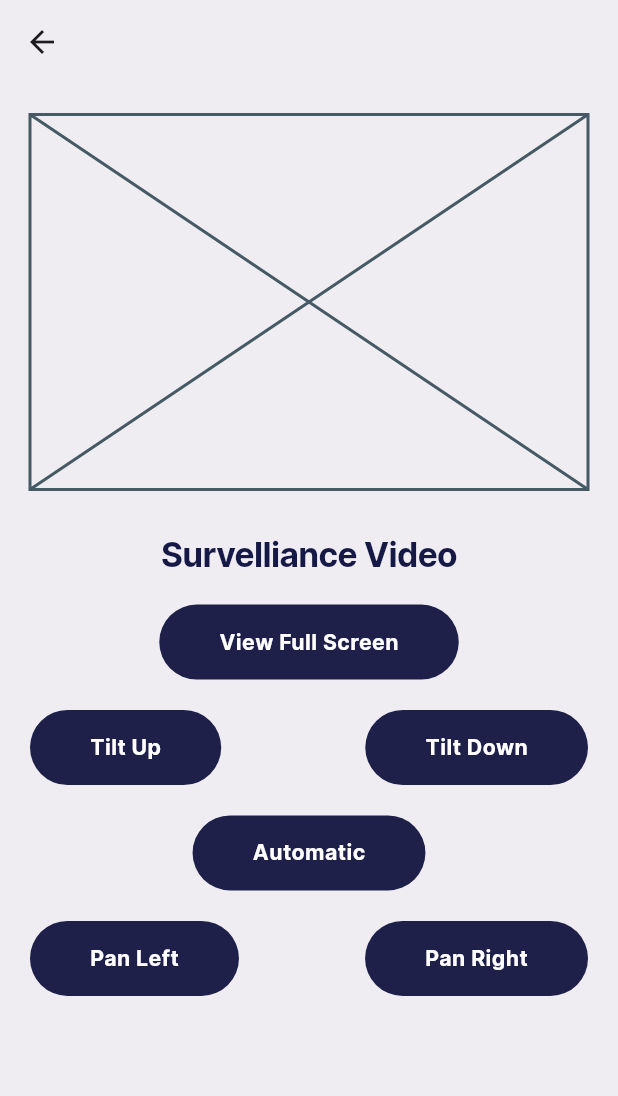
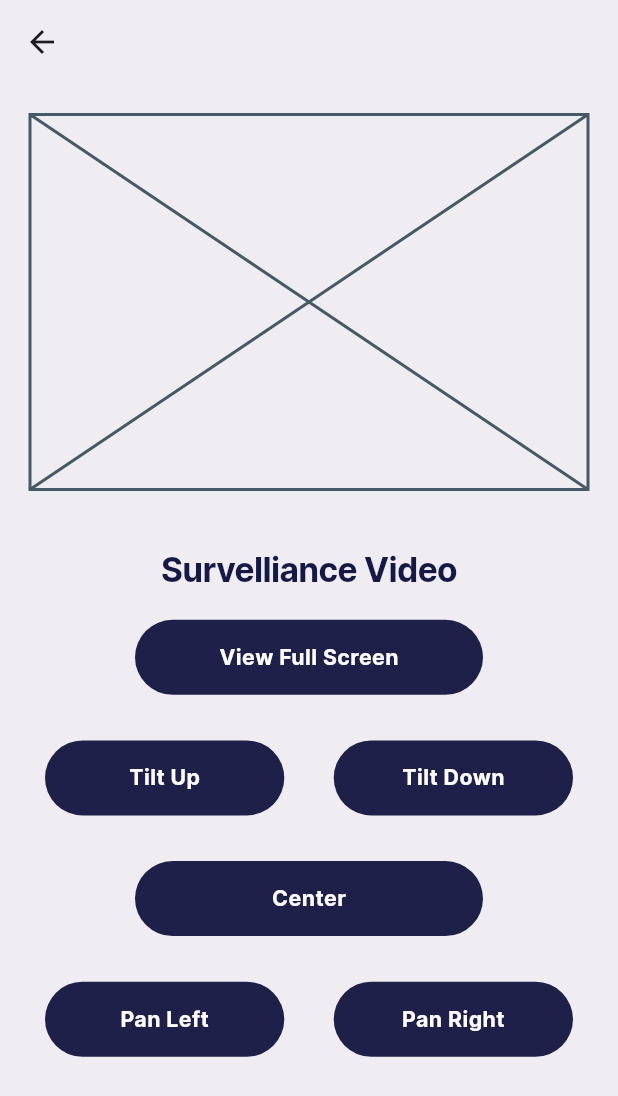
Before and after one commit to maraz-dev/illumin_eye_mobile, a Flutter app: the screen it shows after launch, after a tap on "Surveillance Video", on a phone screen of 412 x 824 dp. Shown: the top 1096 px of the screen. Run offline on Flutter 3.47's test engine with Material 3 defaults, Android fonts, the phone set to English and light mode, and no system bars; our stand-ins replace flutter_screenutil, flutter_spinkit.

Commit message:
fix: button fixes plus circular progress indicator

```diff
--- a/lib/views/features/home_screen.dart
+++ b/lib/views/features/home_screen.dart
@@ -28,16 +28,23 @@ class HomeScreen extends StatelessWidget {
               style: Theme.of(context).textTheme.displayMedium,
             ),
             SizedBox(height: 50.h),
+            Padding(
+              padding: const EdgeInsets.symmetric(horizontal: 30),
+              child: Column(
+                children: [
                   MainButton(
                     text: 'Streetlight Control',
-              onPressed: () =>
-                  Navigator.of(context).pushNamed(StreetlightScreen.routeName),
+                    onPressed: () => Navigator.of(context)
+                        .pushNamed(StreetlightScreen.routeName),
                   ),
                   SizedBox(height: 20.h),
                   MainButton(
                     text: 'Surveillance Video',
-              onPressed: () =>
-                  Navigator.of(context).pushNamed(SurvellianceScreen.routeName),
+                    onPressed: () => Navigator.of(context)
+                        .pushNamed(SurvellianceScreen.routeName),
+                  ),
+                ],
+              ),
             ),
           ],
         ),
--- a/lib/views/features/streetlight_screen.dart
+++ b/lib/views/features/streetlight_screen.dart
@@ -35,11 +35,18 @@ class _StreetlightScreenState extends State<StreetlightScreen> {
               style: Theme.of(context).textTheme.displayMedium,
             ),
             SizedBox(height: 50.h),
-            const MainButton(text: 'Turn On', padding: 40),
-            SizedBox(height: 20.h),
-            const MainButton(text: 'Turn Off', padding: 40),
-            SizedBox(height: 20.h),
-            const MainButton(text: 'Automatic', padding: 40),
+            Padding(
+              padding: const EdgeInsets.symmetric(horizontal: 90),
+              child: Column(
+                children: [
+                  const MainButton(text: 'Turn On', padding: 40),
+                  SizedBox(height: 20.h),
+                  const MainButton(text: 'Turn Off', padding: 40),
+                  SizedBox(height: 20.h),
+                  const MainButton(text: 'Automatic', padding: 40),
+                ],
+              ),
+            ),
           ],
         ),
       )),
--- a/lib/views/features/survelliance_screen.dart
+++ b/lib/views/features/survelliance_screen.dart
@@ -1,4 +1,6 @@
+import 'package:flutter/cupertino.dart';
 import 'package:flutter/material.dart';
+import 'package:flutter/widgets.dart';
 import 'package:flutter_screenutil/flutter_screenutil.dart';
 import 'package:illumin_eye_mobile/views/widgets/main_button.dart';
 
@@ -28,31 +30,48 @@ class _SurvellianceScreenState extends State<SurvellianceScreen> {
               const Placeholder(
                 fallbackHeight: 250,
               ),
-              SizedBox(height: 30.h),
+              SizedBox(height: 40.h),
               Text(
                 "Survelliance Video",
                 textAlign: TextAlign.center,
                 style: Theme.of(context).textTheme.displayMedium,
               ),
               SizedBox(height: 20.h),
-              const MainButton(text: 'View Full Screen', padding: 40),
-              SizedBox(height: 20.h),
-              const Row(
+
+              // Buttons
+              Padding(
+                padding: const EdgeInsets.symmetric(horizontal: 10),
+                child: Column(
+                  children: [
+                    const Padding(
+                      padding: EdgeInsets.symmetric(horizontal: 60),
+                      child: MainButton(text: 'View Full Screen'),
+                    ),
+                    SizedBox(height: 30.h),
+                    Row(
                       mainAxisAlignment: MainAxisAlignment.spaceBetween,
                       children: [
-                  MainButton(text: 'Tilt Up', padding: 40),
-                  MainButton(text: 'Tilt Down', padding: 40),
+                        const Expanded(child: MainButton(text: 'Tilt Up')),
+                        SizedBox(width: 30.w),
+                        const Expanded(child: MainButton(text: 'Tilt Down')),
                       ],
                     ),
-              SizedBox(height: 20.h),
-              const MainButton(text: 'Automatic', padding: 40),
-              SizedBox(height: 20.h),
-              const Row(
+                    SizedBox(height: 30.h),
+                    const Padding(
+                      padding: EdgeInsets.symmetric(horizontal: 60),
+                      child: MainButton(text: 'Center'),
+                    ),
+                    SizedBox(height: 30.h),
+                    Row(
                       mainAxisAlignment: MainAxisAlignment.spaceBetween,
                       children: [
-                  MainButton(text: 'Pan Left', padding: 40),
-                  MainButton(text: 'Pan Right', padding: 40),
+                        const Expanded(child: MainButton(text: 'Pan Left')),
+                        SizedBox(width: 30.w),
+                        const Expanded(child: MainButton(text: 'Pan Right')),
                       ],
+                    ),
+                  ],
+                ),
               ),
             ],
           ),
--- a/lib/views/widgets/main_button.dart
+++ b/lib/views/widgets/main_button.dart
@@ -1,15 +1,18 @@
 import 'package:flutter/material.dart';
+import 'package:flutter_spinkit/flutter_spinkit.dart';
 import 'package:illumin_eye_mobile/views/theme/app_colors.dart';
 
 class MainButton extends StatelessWidget {
   final String text;
   final double? padding;
+  final bool isLoading;
   final Function()? onPressed;
   const MainButton({
     super.key,
     required this.text,
     this.onPressed,
     this.padding,
+    this.isLoading = false,
   });
 
   @override
@@ -17,11 +20,19 @@ class MainButton extends StatelessWidget {
     return InkWell(
       onTap: onPressed,
       child: Container(
-        padding: EdgeInsets.symmetric(horizontal: padding ?? 90, vertical: 15),
+        width: double.infinity,
+        padding: const EdgeInsets.symmetric(vertical: 15),
         decoration: BoxDecoration(
           color: AppColors.kPrimaryColor,
           borderRadius: BorderRadius.circular(40),
         ),
+        child: isLoading
+            ? const SpinKitDualRing(
+                color: AppColors.kWhite,
+                size: 23,
+                lineWidth: 2,
+              )
+            : Center(
                 child: Text(
                   text,
                   style: Theme.of(context)
@@ -30,6 +41,7 @@ class MainButton extends StatelessWidget {
                       .copyWith(fontWeight: FontWeight.w600),
                 ),
               ),
+      ),
     );
   }
 }
--- a/pubspec.yaml
+++ b/pubspec.yaml
@@ -14,6 +14,8 @@ dependencies:
   flutter:
     sdk: flutter
   flutter_screenutil: ^5.9.3
+  flutter_spinkit: ^5.2.1
+  get_it: ^7.7.0
   http: ^1.2.1
   video_player: ^2.8.6
 
```
Also changed, not shown: pubspec.lock. Lines whose indentation alone changed are shown as unchanged.
